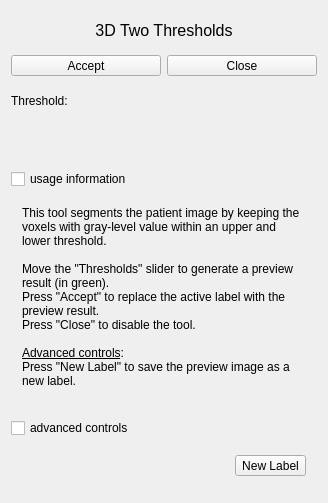
This is Modules/SegmentationUI/Qmitk/QmitkBinaryThresholdULToolGUIControls.ui in MITK/MITK as Qt 5 draws it before an edit. The edited form follows.
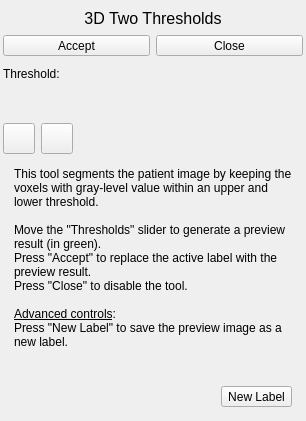
This is the edited form. Icons and pictures are not drawn. Custom widgets are drawn as their Qt base class.

Commit message:
added tool buttons for help and advanced tools
fixed some layouts by removing vertical spacers

What changed in the file:
```diff
--- a/Modules/SegmentationUI/Qmitk/QmitkBinaryThresholdULToolGUIControls.ui
+++ b/Modules/SegmentationUI/Qmitk/QmitkBinaryThresholdULToolGUIControls.ui
@@ -6,8 +6,8 @@
    <rect>
     <x>0</x>
     <y>0</y>
-    <width>328</width>
-    <height>503</height>
+    <width>306</width>
+    <height>421</height>
    </rect>
   </property>
   <property name="sizePolicy">
@@ -29,6 +29,12 @@
    <string/>
   </property>
   <layout class="QVBoxLayout" name="verticalLayout_2">
+   <property name="spacing">
+    <number>2</number>
+   </property>
+   <property name="margin">
+    <number>3</number>
+   </property>
    <item>
     <widget class="QLabel" name="label_2">
      <property name="font">
@@ -52,7 +58,7 @@
         <bool>true</bool>
        </property>
        <property name="sizePolicy">
-        <sizepolicy hsizetype="Minimum" vsizetype="Fixed">
+        <sizepolicy hsizetype="MinimumExpanding" vsizetype="Fixed">
          <horstretch>0</horstretch>
          <verstretch>0</verstretch>
         </sizepolicy>
@@ -93,7 +99,7 @@
         <bool>true</bool>
        </property>
        <property name="sizePolicy">
-        <sizepolicy hsizetype="Minimum" vsizetype="Fixed">
+        <sizepolicy hsizetype="MinimumExpanding" vsizetype="Fixed">
          <horstretch>0</horstretch>
          <verstretch>0</verstretch>
         </sizepolicy>
@@ -165,11 +171,61 @@
     </widget>
    </item>
    <item>
-    <widget class="QCheckBox" name="m_cbShowInformation">
-     <property name="text">
-      <string>usage information</string>
-     </property>
-    </widget>
+    <layout class="QHBoxLayout" name="horizontalLayout_5">
+     <item>
+      <widget class="QToolButton" name="m_pbShowInformation">
+       <property name="text">
+        <string/>
+       </property>
+       <property name="icon">
+        <iconset resource="../resources/SegmentationUI.qrc">
+         <normaloff>:/Qmitk/Help_48x48.png</normaloff>:/Qmitk/Help_48x48.png</iconset>
+       </property>
+       <property name="iconSize">
+        <size>
+         <width>24</width>
+         <height>24</height>
+        </size>
+       </property>
+       <property name="checkable">
+        <bool>true</bool>
+       </property>
+      </widget>
+     </item>
+     <item>
+      <widget class="QToolButton" name="m_pbShowAdvancedTools">
+       <property name="text">
+        <string/>
+       </property>
+       <property name="icon">
+        <iconset resource="../resources/SegmentationUI.qrc">
+         <normaloff>:/Qmitk/AdvancedTools.png</normaloff>:/Qmitk/AdvancedTools.png</iconset>
+       </property>
+       <property name="iconSize">
+        <size>
+         <width>24</width>
+         <height>24</height>
+        </size>
+       </property>
+       <property name="checkable">
+        <bool>true</bool>
+       </property>
+      </widget>
+     </item>
+     <item>
+      <spacer name="horizontalSpacer_4">
+       <property name="orientation">
+        <enum>Qt::Horizontal</enum>
+       </property>
+       <property name="sizeHint" stdset="0">
+        <size>
+         <width>40</width>
+         <height>20</height>
+        </size>
+       </property>
+      </spacer>
+     </item>
+    </layout>
    </item>
    <item>
     <widget class="QWidget" name="m_InformationWidget" native="true">
@@ -208,13 +264,6 @@
      </layout>
     </widget>
    </item>
-   <item>
-    <widget class="QCheckBox" name="m_cbShowAdvancedControls">
-     <property name="text">
-      <string>advanced controls</string>
-     </property>
-    </widget>
-   </item>
    <item>
     <widget class="QWidget" name="m_AdvancedControlsWidget" native="true">
      <layout class="QVBoxLayout" name="verticalLayout">
@@ -279,22 +328,6 @@
      </layout>
     </widget>
    </item>
-   <item>
-    <spacer name="verticalSpacer">
-     <property name="orientation">
-      <enum>Qt::Vertical</enum>
-     </property>
-     <property name="sizeType">
-      <enum>QSizePolicy::Preferred</enum>
-     </property>
-     <property name="sizeHint" stdset="0">
-      <size>
-       <width>20</width>
-       <height>5</height>
-      </size>
-     </property>
-    </spacer>
-   </item>
   </layout>
  </widget>
  <layoutdefault spacing="6" margin="11"/>
```
The commit also changes 32 other files.
